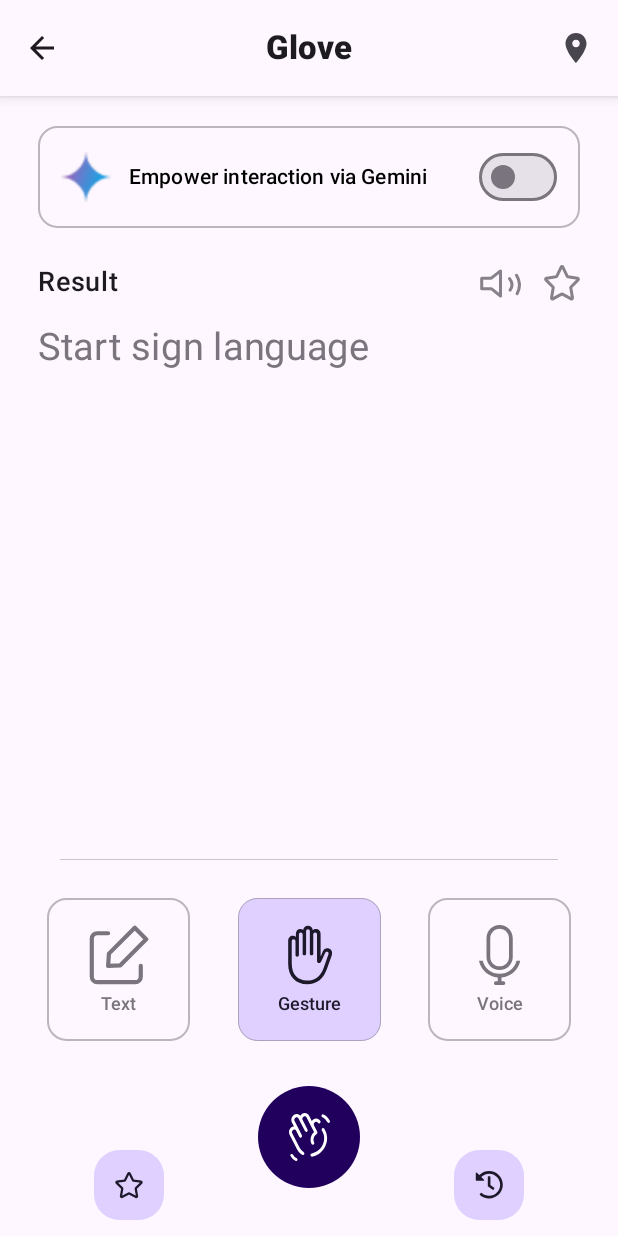
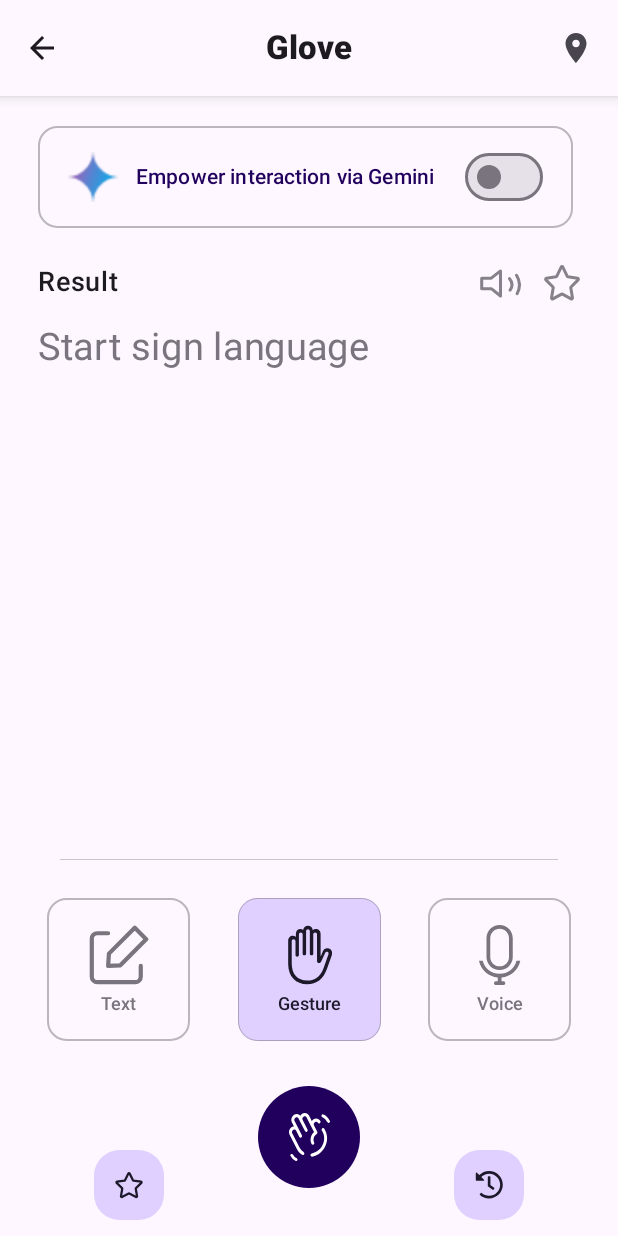
Before and after one commit to hackfest-Queentylion/gestra-revamp, an Android app built with Jetpack Compose: the translate screen opened through its navigation route, on a phone screen of 412 x 824 dp. Run offline under Robolectric (Android 15) with nearby library versions, the light colour scheme and no system bars.

Commit message:
feat: adding clickable panel into home screen

```diff
--- a/app/src/main/java/com/queentylion/gestra/ui/composables/ClickablePanel.kt
+++ b/app/src/main/java/com/queentylion/gestra/ui/composables/ClickablePanel.kt
@@ -23,6 +23,7 @@ import androidx.compose.ui.Alignment
 import androidx.compose.ui.Modifier
 import androidx.compose.ui.graphics.Color
 import androidx.compose.ui.res.painterResource
+import androidx.compose.ui.text.style.TextOverflow
 import androidx.compose.ui.unit.dp
 
 @Composable
@@ -43,23 +44,23 @@ fun ClickablePanel(
             MaterialTheme.colorScheme.outline.copy(0.5f)
         ),
         colors = ButtonDefaults.buttonColors(
-            containerColor = Color.Transparent,
+            containerColor = if (isWarning) MaterialTheme.colorScheme.error.copy(0.5f) else Color.Transparent,
             contentColor = Color.Black
         ),
         modifier = Modifier
             .fillMaxWidth()
-            .padding(start = 25.dp, end = 25.dp, top = 20.dp, bottom = 24.dp),
-        contentPadding = PaddingValues(vertical = 10.dp, horizontal = 15.dp)
+            .padding(start = 25.dp, end = 30.dp, top = 20.dp, bottom = 24.dp),
+        contentPadding = PaddingValues(vertical = 10.dp, horizontal = 20.dp)
     ) {
         Row(
             horizontalArrangement = Arrangement.SpaceBetween,
             verticalAlignment = Alignment.CenterVertically,
             modifier = Modifier
-                .background(if (isWarning) MaterialTheme.colorScheme.error.copy(0.5f) else Color.Transparent)
                 .fillMaxWidth()
         ) {
             Row(
-                verticalAlignment = Alignment.CenterVertically
+                verticalAlignment = Alignment.CenterVertically,
+                modifier = Modifier.weight(1f).padding(end = 10.dp)
             ) {
                 Image(
                     painter = painterResource(id = imageRes),
@@ -67,7 +68,13 @@ fun ClickablePanel(
                     modifier = Modifier
                         .size(33.dp)
                 )
-                Text(text = text, modifier = Modifier.padding(start = 12.dp))
+                Text(
+                    text = text,
+                    modifier = Modifier.padding(start = 12.dp),
+                    color = if (isWarning) MaterialTheme.colorScheme.onError else MaterialTheme.colorScheme.onPrimaryContainer,
+                    overflow = TextOverflow.Ellipsis,
+                    maxLines = 1
+                )
             }
             if (hasToggle) {
                 Switch(
--- a/app/src/main/java/com/queentylion/gestra/ui/screens/translate/Translate.kt
+++ b/app/src/main/java/com/queentylion/gestra/ui/screens/translate/Translate.kt
@@ -99,7 +99,7 @@ fun Translate(
                 isWarning = false,
                 hasToggle = true,
                 isToggleChecked = isGeminiChecked,
-                onTogglePressed = { it ->
+                onTogglePressed = {
                     isGeminiChecked = it
                 },
                 text = "Empower interaction via Gemini",
```
Also changed, not shown: app/src/main/java/com/queentylion/gestra/ui/composables/SmallPanel.kt (+8 -2 lines), app/src/main/java/com/queentylion/gestra/ui/screens/home/Home.kt (+6 -2 lines), 1 other file.
